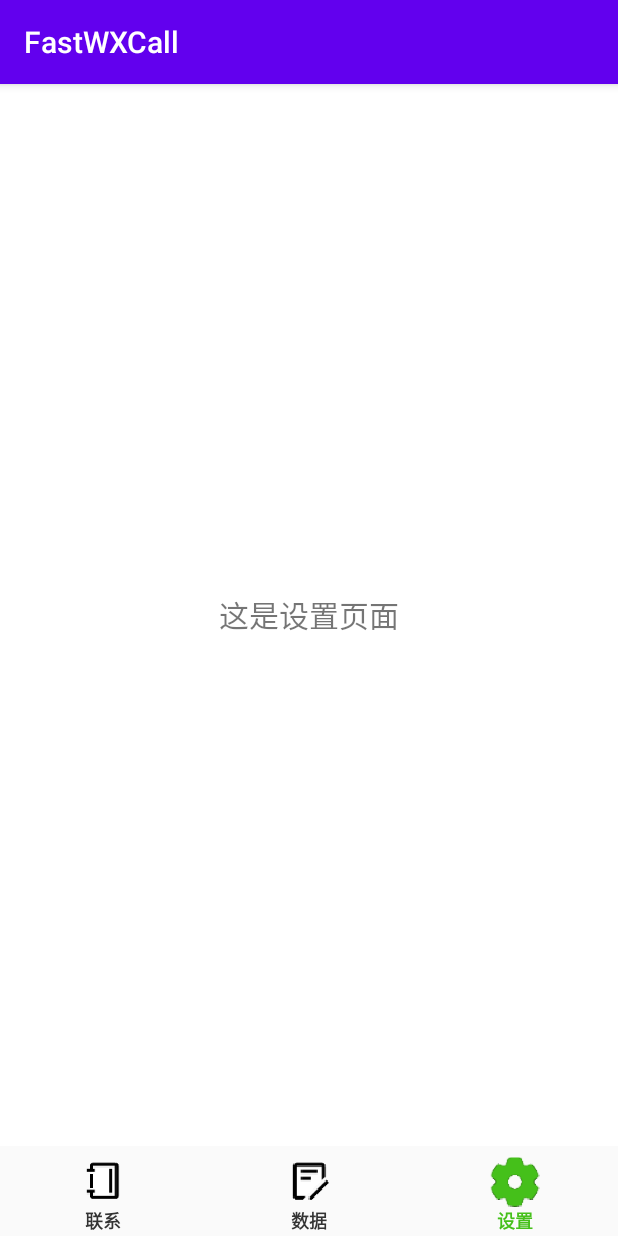
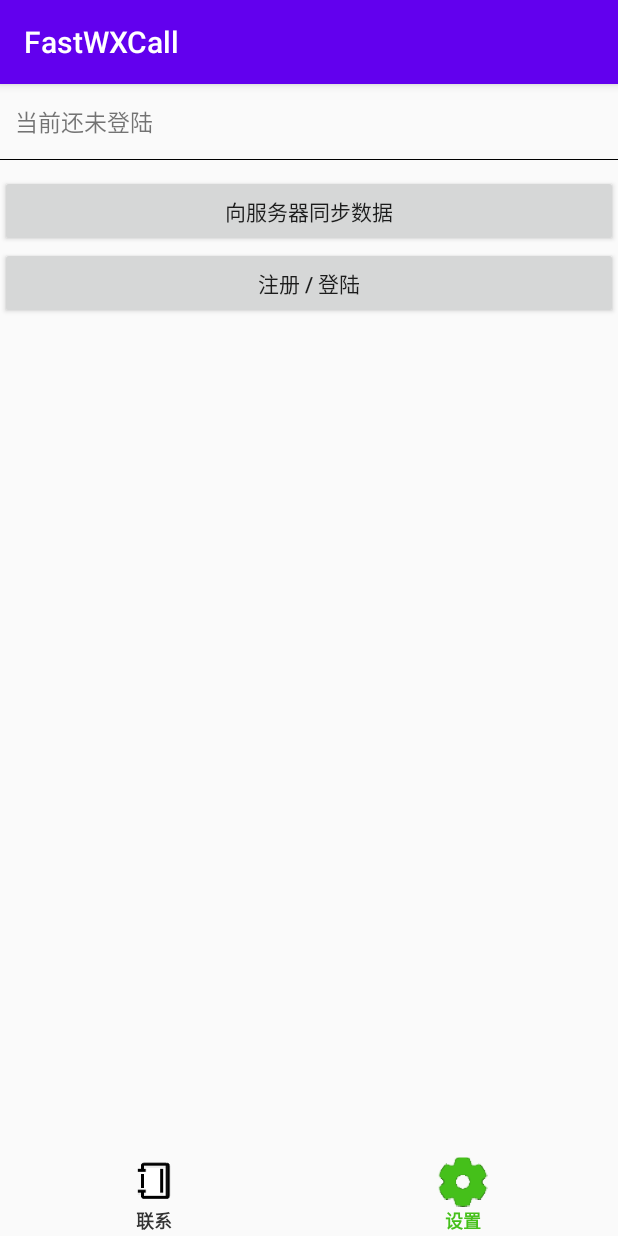
Before and after one commit to Battor/fastwxcall, an Android app: the screen it shows after launch (MainActivity), after a tap on an icon or button, on a phone screen of 412 x 824 dp. Run offline under Robolectric (Android 15) with nearby library versions, the phone set to English and light mode, and no system bars; our stand-ins replace CircleImageView; 2 other taps on this screen came first.

Commit message:
将底部标签栏减少为两个，增加用户登录注册并向服务器上传数据的部分

```diff
--- a/app/build.gradle
+++ b/app/build.gradle
@@ -33,6 +33,8 @@ dependencies {
     implementation 'com.android.support:recyclerview-v7:28.0.0'
     implementation 'com.android.support:cardview-v7:28.0.0'
     implementation 'com.android.support:support-v4:28.0.0'
+    implementation 'com.squareup.okhttp3:okhttp:4.9.0'
+    implementation 'com.google.code.gson:gson:2.8.5'
     testImplementation 'junit:junit:4.12'
     androidTestImplementation 'com.android.support.test:runner:1.0.2'
     androidTestImplementation 'com.android.support.test.espresso:espresso-core:3.0.2'
--- a/app/src/main/java/com/battor/fastwxcall/ContactDataBaseHelper.java
+++ b/app/src/main/java/com/battor/fastwxcall/ContactDataBaseHelper.java
@@ -44,7 +44,7 @@ public class ContactDataBaseHelper extends SQLiteOpenHelper {
 
     private static ContactDataBaseHelper dataBaseHelper;
 
-    public ContactDataBaseHelper(Context context, String name, SQLiteDatabase.CursorFactory cursorFactory, int version){
+    private ContactDataBaseHelper(Context context, String name, SQLiteDatabase.CursorFactory cursorFactory, int version){
         super(context, name, cursorFactory, version);
     }
 
--- /dev/null
+++ b/app/src/main/java/com/battor/fastwxcall/GlobalProperty.java
@@ -0,0 +1,5 @@
+package com.battor.fastwxcall;
+
+public class GlobalProperty {
+    public static final String SERVER_ADDRESS = "http://192.168.0.105:8081";
+}
--- a/app/src/main/java/com/battor/fastwxcall/MainActivity.java
+++ b/app/src/main/java/com/battor/fastwxcall/MainActivity.java
@@ -17,19 +17,21 @@ import android.view.ViewConfiguration;
 import android.view.Window;
 
 import com.battor.fastwxcall.customview.ChangeColorIconWithTextView;
+import com.google.gson.Gson;
+import com.google.gson.JsonSerializationContext;
 
 import java.lang.reflect.Field;
 import java.lang.reflect.Method;
 import java.util.ArrayList;
 import java.util.List;
 
-public class MainActivity extends AppCompatActivity implements OnPageChangeListener, OnClickListener {
+public class MainActivity extends AppCompatActivity implements OnPageChangeListener, OnClickListener  {
 
     private ViewPager mViewPager;
     private List<Fragment> mTabFragments = new ArrayList<Fragment>();   // 上方 Fragment 的集合
     private FragmentPagerAdapter mAdapter;
 
-    private String[] mContents = new String[] { "这是数据页面", "这是设置页面"};
+    private String[] mContents = new String[] { /*"这是数据页面", "这是设置页面"*/};
 
     private List<ChangeColorIconWithTextView> mIndicators = new ArrayList<ChangeColorIconWithTextView>();   // 下方指示器的集合
 
@@ -51,6 +53,7 @@ public class MainActivity extends AppCompatActivity implements OnPageChangeListe
 
     private void initDatas(){
         mTabFragments.add(new ContactFragment());
+        mTabFragments.add(new SettingFragment());
 
         for (String title : mContents){
             TabFragment tabFragment = new TabFragment();
@@ -77,15 +80,15 @@ public class MainActivity extends AppCompatActivity implements OnPageChangeListe
 
     private void initTabIndicator(){
         ChangeColorIconWithTextView one = (ChangeColorIconWithTextView) findViewById(R.id.main_indicator1);
-        ChangeColorIconWithTextView two = (ChangeColorIconWithTextView) findViewById(R.id.main_indicator2);
+        //ChangeColorIconWithTextView two = (ChangeColorIconWithTextView) findViewById(R.id.main_indicator2);
         ChangeColorIconWithTextView three = (ChangeColorIconWithTextView) findViewById(R.id.main_indicator3);
 
         mIndicators.add(one);
-        mIndicators.add(two);
+        //mIndicators.add(two);
         mIndicators.add(three);
 
         one.setOnClickListener(this);
-        two.setOnClickListener(this);
+        //two.setOnClickListener(this);
         three.setOnClickListener(this);
 
         one.setTextAndIconAlpha(1.0f);
@@ -126,13 +129,17 @@ public class MainActivity extends AppCompatActivity implements OnPageChangeListe
                 mIndicators.get(0).setTextAndIconAlpha(1.0f);
                 mViewPager.setCurrentItem(0, false);
                 break;
-            case R.id.main_indicator2:
+            /*case R.id.main_indicator2:
                 mIndicators.get(1).setTextAndIconAlpha(1.0f);
                 mViewPager.setCurrentItem(1, false);
                 break;
             case R.id.main_indicator3:
                 mIndicators.get(2).setTextAndIconAlpha(1.0f);
                 mViewPager.setCurrentItem(2, false);
+                break;*/
+            case R.id.main_indicator3:
+                mIndicators.get(1).setTextAndIconAlpha(1.0f);
+                mViewPager.setCurrentItem(1, false);
                 break;
         }
     }
@@ -188,6 +195,4 @@ public class MainActivity extends AppCompatActivity implements OnPageChangeListe
             e.printStackTrace();
         }
     }
-
-
 }
--- /dev/null
+++ b/app/src/main/java/com/battor/fastwxcall/SettingFragment.java
@@ -0,0 +1,152 @@
+package com.battor.fastwxcall;
+
+import android.app.Activity;
+import android.content.Context;
+import android.content.Intent;
+import android.content.SharedPreferences;
+import android.os.Bundle;
+import android.support.v4.app.Fragment;
+import android.util.Log;
+import android.view.LayoutInflater;
+import android.view.View;
+import android.view.ViewGroup;
+import android.widget.Button;
+import android.widget.TextView;
+import android.widget.Toast;
+
+import com.google.gson.Gson;
+import com.google.gson.GsonBuilder;
+
+import org.jetbrains.annotations.NotNull;
+
+import java.io.File;
+import java.io.IOException;
+import java.util.ArrayList;
+import java.util.List;
+
+import okhttp3.Call;
+import okhttp3.Callback;
+import okhttp3.Response;
+
+import static android.content.Context.MODE_PRIVATE;
+
+public class SettingFragment extends Fragment {
+    private final int START_LOGIN_ACTIVITY = 0;
+
+    TextView userTextView;
+    Button signinButton;
+    Button signoutButton;
+    Button uploadDataButton;
+
+    @Override
+    public View onCreateView(LayoutInflater inflater, ViewGroup container,
+                             Bundle savedInstanceState) {
+        View view = inflater.inflate(R.layout.fragment_setting, container, false);
+
+        userTextView = view.findViewById(R.id.setting_fragment_user_text);
+        signinButton = view.findViewById(R.id.setting_fragment_login_button);
+        signoutButton = view.findViewById(R.id.setting_fragment_logout_button);
+        uploadDataButton = view.findViewById(R.id.setting_fragment_sync_button);
+
+        signinButton.setOnClickListener(new View.OnClickListener() {
+            @Override
+            public void onClick(View view) {
+                Intent intent = new Intent(getActivity(), LoginActivity.class);
+                startActivityForResult(intent, START_LOGIN_ACTIVITY);
+            }
+        });
+
+        signoutButton.setOnClickListener(new View.OnClickListener() {
+            @Override
+            public void onClick(View view) {
+                HttpRequestHelper.Token = null;
+
+                SharedPreferences.Editor editor = getActivity().getSharedPreferences("data", Context.MODE_PRIVATE).edit();
+                editor.remove("userName");
+                editor.remove("password");
+                editor.apply();
+
+                Toast.makeText(getContext(), "已成功退出账号", Toast.LENGTH_SHORT).show();
+
+                signinButton.setVisibility(View.VISIBLE);
+                signoutButton.setVisibility(View.GONE);
+                userTextView.setText("当前还未登陆");
+            }
+        });
+
+        uploadDataButton.setOnClickListener(new View.OnClickListener() {
+            @Override
+            public void onClick(View view) {
+                List<Contact> contactList = ContactDataBaseHelper.initAndObtain(getContext()).getContactList();
+                String contactsJson = new GsonBuilder()
+                                            .excludeFieldsWithoutExposeAnnotation()
+                                            .setDateFormat("yyyy-MM-dd HH:mm")
+                                            .create().toJson(contactList);
+                List<File> fileList = new ArrayList<>();
+                for (Contact contact: contactList ) {
+                    fileList.add(new File(contact.getPhotoImgPath()));
+                }
+                HttpRequestHelper.uploadContactData(contactsJson, fileList, new Callback() {
+                    @Override
+                    public void onFailure(@NotNull Call call, @NotNull IOException e) {
+                        getActivity().runOnUiThread(new Runnable() {
+                            @Override
+                            public void run() {
+                                Toast.makeText(getContext(), "上传数据失败", Toast.LENGTH_SHORT).show();
+                            }
+                        });
+                    }
+
+                    @Override
+                    public void onResponse(@NotNull Call call, @NotNull final Response response) throws IOException {
+                        getActivity().runOnUiThread(new Runnable() {
+                            @Override
+                            public void run() {
+                                if (response.isSuccessful()){
+                                    Toast.makeText(getContext(), "上传数据成功", Toast.LENGTH_SHORT).show();
+                                }else{
+                                    Toast.makeText(getContext(), "上传数据失败", Toast.LENGTH_SHORT).show();
+                                }
+                            }
+                        });
+
+                    }
+                });
+            }
+        });
+
+        SharedPreferences pref = getActivity().getSharedPreferences("data", Context.MODE_PRIVATE);
+        final String userName = pref.getString("userName", null);
+        final String password = pref.getString("password", null);
+
+        // 如果存在用户名和密码信息则直接自动登录(TODO:应该根据时机判断是否需要自动登录，否则增加服务器压力)
+        if(userName != null && password != null){
+            HttpRequestHelper.login(userName, password,
+                    HttpRequestHelper.buildRegistOrLoginCallback(getActivity(), new Runnable() {
+                @Override
+                public void run() {
+                    userTextView.setText("当前用户：" + userName);
+                    signinButton.setVisibility(View.GONE);
+                }
+            }));
+        }else{
+            signoutButton.setVisibility(View.GONE);
+        }
+
+        return view;
+    }
+
+    @Override
+    public void onActivityResult(int requestCode, int resultCode, Intent data) {
+        switch (requestCode){
+            case START_LOGIN_ACTIVITY:
+                if(resultCode == Activity.RESULT_OK){
+                    SharedPreferences pref = getActivity().getSharedPreferences("data", Context.MODE_PRIVATE);
+                    String userName = pref.getString("userName", null);
+                    userTextView.setText("当前用户：" + userName);
+                    signinButton.setVisibility(View.GONE);
+                    signoutButton.setVisibility(View.VISIBLE);
+                }
+        }
+    }
+}
--- a/app/src/main/res/layout/activity_main.xml
+++ b/app/src/main/res/layout/activity_main.xml
@@ -27,7 +27,7 @@
             cv:text="联系"
             cv:text_size="12sp" />
 
-        <com.battor.fastwxcall.customview.ChangeColorIconWithTextView
+        <!--<com.battor.fastwxcall.customview.ChangeColorIconWithTextView
             android:id="@+id/main_indicator2"
             android:layout_width="0dp"
             android:layout_height="fill_parent"
@@ -35,7 +35,7 @@
             android:padding="5dp"
             cv:icon="@mipmap/suggest"
             cv:text="数据"
-            cv:text_size="12sp" />
+            cv:text_size="12sp" />-->
 
         <com.battor.fastwxcall.customview.ChangeColorIconWithTextView
             android:id="@+id/main_indicator3"
--- /dev/null
+++ b/app/src/main/res/layout/fragment_setting.xml
@@ -0,0 +1,45 @@
+<?xml version="1.0" encoding="utf-8"?>
+<LinearLayout xmlns:android="http://schemas.android.com/apk/res/android"
+    android:orientation="vertical"
+    android:layout_width="match_parent"
+    android:layout_height="match_parent">
+
+    <TextView
+        android:id="@+id/setting_fragment_user_text"
+        android:layout_width="match_parent"
+        android:layout_height="50dp"
+        android:paddingLeft="10dp"
+        android:gravity="center_vertical"
+        android:textSize="15sp"
+        android:text="当前还未登陆" />
+
+    <View
+        android:layout_width="match_parent"
+        android:layout_height="1px"
+        android:background="#000" />
+
+    <Button
+        android:id="@+id/setting_fragment_sync_button"
+        android:layout_marginTop="10dp"
+        android:layout_width="match_parent"
+        android:layout_height="wrap_content"
+        android:text="向服务器同步数据" />
+
+    <Button
+        android:id="@+id/setting_fragment_login_button"
+        android:layout_width="match_parent"
+        android:layout_height="wrap_content"
+        android:text="注册 / 登陆" />
+
+    <Button
+        android:id="@+id/setting_fragment_logout_button"
+        android:layout_width="match_parent"
+        android:layout_height="wrap_content"
+        android:layout_marginLeft="3dp"
+        android:layout_marginRight="3dp"
+        android:background="#FF0000"
+        android:textSize="12sp"
+        android:textColor="#FFFFFF"
+        android:text="退出登录" />
+
+</LinearLayout>
--- a/app/src/main/res/values/strings.xml
+++ b/app/src/main/res/values/strings.xml
@@ -1,4 +1,6 @@
 <resources>
     <string name="app_name">FastWXCall</string>
     <string name="service_description">简化微信语音通话的步骤</string>
+
+    <string name="hello_blank_fragment">Hello blank fragment</string>
 </resources>
```
Also changed, not shown: app/src/main/AndroidManifest.xml (+4 -3 lines), app/src/main/java/com/battor/fastwxcall/Contact.java (+21 -4 lines), app/src/main/java/com/battor/fastwxcall/HttpRequestHelper.java (added, +127 -0 lines), app/src/main/java/com/battor/fastwxcall/LoginActivity.java (added, +104 -0 lines), app/src/main/res/layout/activity_login.xml (added, +56 -0 lines).
